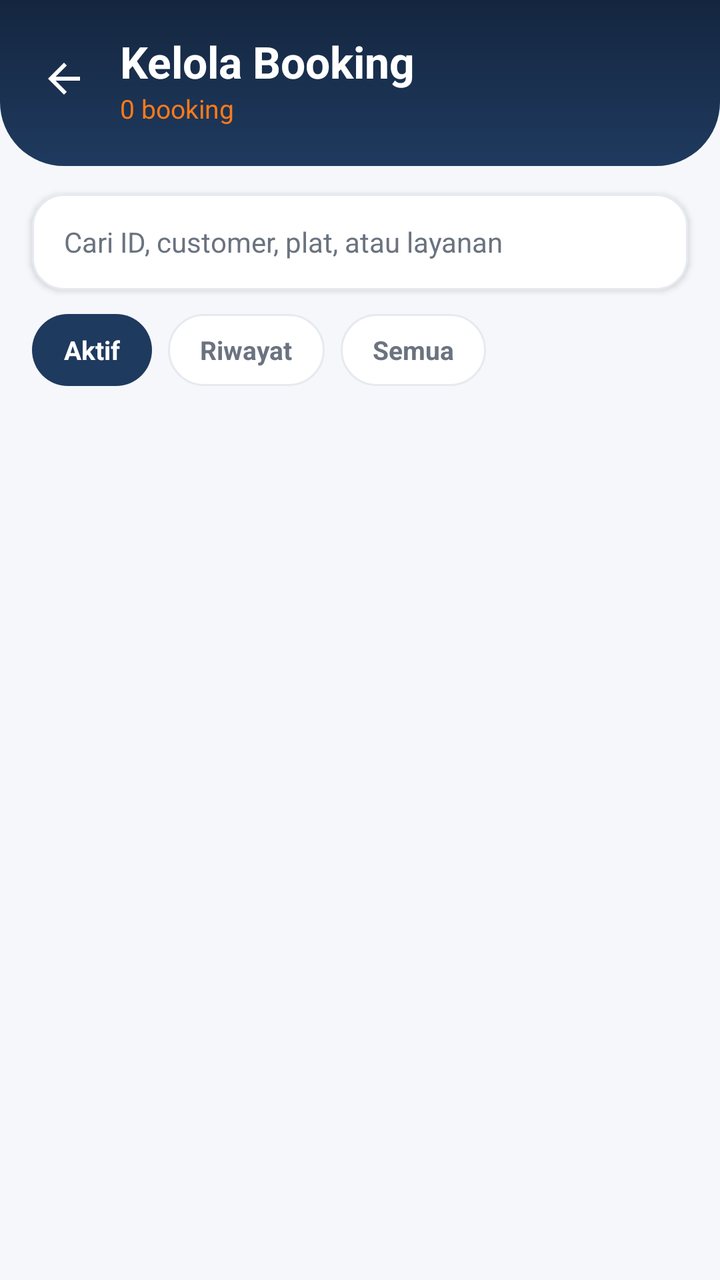
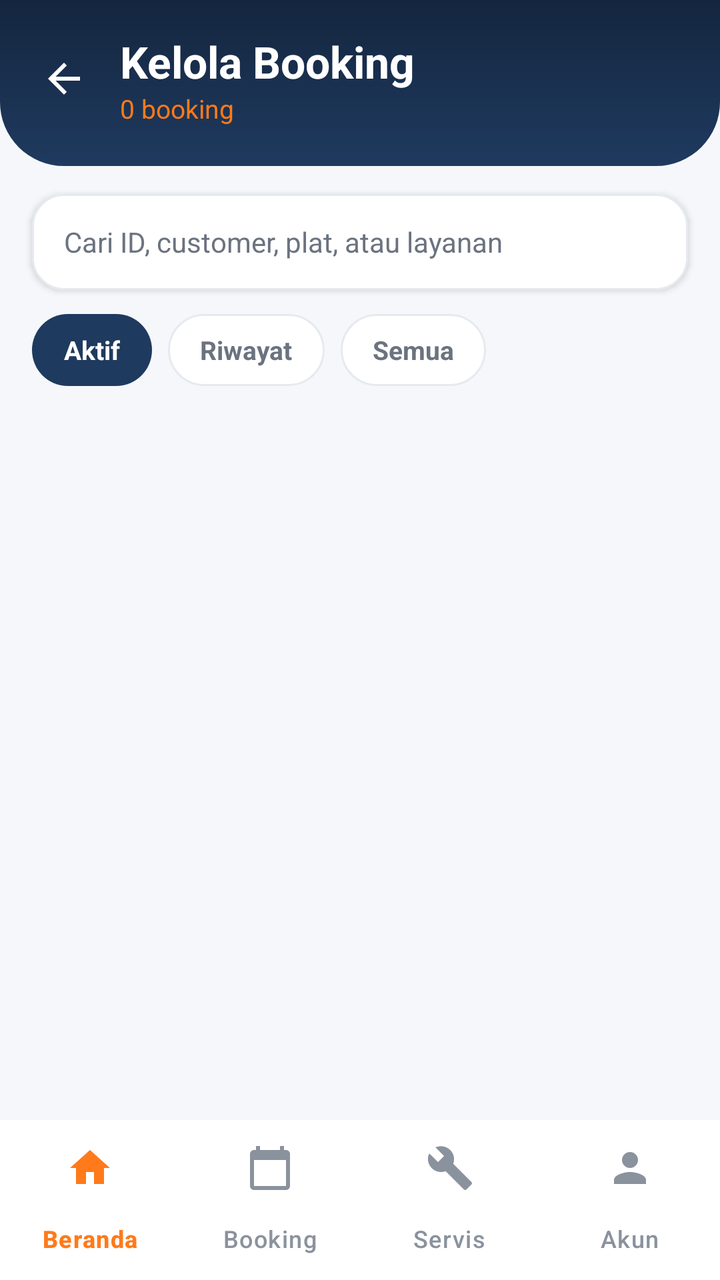

Compare the two renders of this Android layout. The source of the first and the diff that turns it into the second are given below.
<!-- AndroidManifest.xml: application theme Theme.MobileProject -->
<!-- res/layout/activity_booking_petugas.xml -->
<?xml version="1.0" encoding="utf-8"?>
<LinearLayout xmlns:android="http://schemas.android.com/apk/res/android"
    xmlns:app="http://schemas.android.com/apk/res-auto"
    xmlns:tools="http://schemas.android.com/tools"
    android:id="@+id/main"
    android:layout_width="match_parent"
    android:layout_height="match_parent"
    android:background="@color/bk_bg_screen"
    android:orientation="vertical"
    tools:context=".BookingPetugasActivity">

    
    <LinearLayout
        android:id="@+id/header"
        android:layout_width="match_parent"
        android:layout_height="wrap_content"
        android:background="@drawable/bg_header"
        android:gravity="center_vertical"
        android:orientation="horizontal"
        android:paddingStart="12dp"
        android:paddingTop="16dp"
        android:paddingEnd="20dp"
        android:paddingBottom="20dp">

        <ImageView
            android:id="@+id/btnBack"
            android:layout_width="40dp"
            android:layout_height="40dp"
            android:background="?attr/selectableItemBackgroundBorderless"
            android:contentDescription="Kembali"
            android:padding="8dp"
            android:rotation="180"
            android:src="@drawable/ic_arrow_forward"
            app:tint="@android:color/white" />

        <LinearLayout
            android:layout_width="0dp"
            android:layout_height="wrap_content"
            android:layout_marginStart="8dp"
            android:layout_weight="1"
            android:orientation="vertical">

            <TextView
                android:layout_width="wrap_content"
                android:layout_height="wrap_content"
                android:text="Kelola Booking"
                android:textColor="@android:color/white"
                android:textSize="22sp"
                android:textStyle="bold" />

            <TextView
                android:id="@+id/tvTotal"
                android:layout_width="wrap_content"
                android:layout_height="wrap_content"
                android:text="0 booking"
                android:textColor="@color/bk_accent"
                android:textSize="13sp" />
        </LinearLayout>
    </LinearLayout>

    
    <com.google.android.material.card.MaterialCardView
        android:layout_width="match_parent"
        android:layout_height="wrap_content"
        android:layout_marginStart="16dp"
        android:layout_marginTop="14dp"
        android:layout_marginEnd="16dp"
        app:cardBackgroundColor="@android:color/white"
        app:cardCornerRadius="16dp"
        app:cardElevation="2dp"
        app:strokeColor="@color/bk_stroke_soft"
        app:strokeWidth="1dp">

        <EditText
            android:id="@+id/etCari"
            android:layout_width="match_parent"
            android:layout_height="48dp"
            android:background="@null"
            android:hint="Cari ID, customer, plat, atau layanan"
            android:imeOptions="actionSearch"
            android:inputType="text"
            android:paddingStart="16dp"
            android:paddingEnd="16dp"
            android:textColor="@color/bk_text_primary"
            android:textColorHint="@color/bk_text_secondary"
            android:textSize="14sp" />
    </com.google.android.material.card.MaterialCardView>

    
    <HorizontalScrollView
        android:layout_width="match_parent"
        android:layout_height="wrap_content"
        android:layout_marginTop="12dp"
        android:clipToPadding="false"
        android:paddingStart="16dp"
        android:paddingEnd="8dp"
        android:scrollbars="none">

        <LinearLayout
            android:layout_width="wrap_content"
            android:layout_height="wrap_content"
            android:orientation="horizontal">

            <TextView
                android:id="@+id/chipAktif"
                android:layout_width="wrap_content"
                android:layout_height="36dp"
                android:layout_marginEnd="8dp"
                android:background="@drawable/bg_filter_chip_on"
                android:clickable="true"
                android:focusable="true"
                android:gravity="center"
                android:paddingStart="16dp"
                android:paddingEnd="16dp"
                android:text="Aktif"
                android:textColor="@android:color/white"
                android:textSize="13sp"
                android:textStyle="bold" />

            <TextView
                android:id="@+id/chipRiwayat"
                android:layout_width="wrap_content"
                android:layout_height="36dp"
                android:layout_marginEnd="8dp"
                android:background="@drawable/bg_filter_chip_off"
                android:clickable="true"
                android:focusable="true"
                android:gravity="center"
                android:paddingStart="16dp"
                android:paddingEnd="16dp"
                android:text="Riwayat"
                android:textColor="@color/bk_text_secondary"
                android:textSize="13sp"
                android:textStyle="bold" />

            <TextView
                android:id="@+id/chipSemua"
                android:layout_width="wrap_content"
                android:layout_height="36dp"
                android:layout_marginEnd="8dp"
                android:background="@drawable/bg_filter_chip_off"
                android:clickable="true"
                android:focusable="true"
                android:gravity="center"
                android:paddingStart="16dp"
                android:paddingEnd="16dp"
                android:text="Semua"
                android:textColor="@color/bk_text_secondary"
                android:textSize="13sp"
                android:textStyle="bold" />
        </LinearLayout>
    </HorizontalScrollView>

    <FrameLayout
        android:layout_width="match_parent"
        android:layout_height="0dp"
        android:layout_weight="1">

        <androidx.recyclerview.widget.RecyclerView
            android:id="@+id/rvBookings"
            android:layout_width="match_parent"
            android:layout_height="match_parent"
            android:clipToPadding="false"
            android:paddingStart="16dp"
            android:paddingTop="12dp"
            android:paddingEnd="16dp"
            android:paddingBottom="24dp" />

        <TextView
            android:id="@+id/tvEmpty"
            android:layout_width="match_parent"
            android:layout_height="wrap_content"
            android:layout_gravity="center"
            android:gravity="center"
            android:padding="24dp"
            android:text="Belum ada booking"
            android:textColor="@color/bk_text_secondary"
            android:textSize="14sp"
            android:visibility="gone" />

        <ProgressBar
            android:id="@+id/progress"
            android:layout_width="wrap_content"
            android:layout_height="wrap_content"
            android:layout_gravity="center"
            android:visibility="gone" />
    </FrameLayout>
</LinearLayout>
<!-- resources referenced by this layout -->
<resources>
  <color name="bk_accent">#FF7A1A</color>
  <color name="bk_bg_screen">#F5F7FA</color>
  <color name="bk_stroke_soft">#E6EAF0</color>
  <color name="bk_text_primary">#2B2F36</color>
  <color name="bk_text_secondary">#6B7380</color>
  <!-- drawable bg_filter_chip_off (drawable) -->
  <?xml version="1.0" encoding="utf-8"?>
  <shape xmlns:android="http://schemas.android.com/apk/res/android"
      android:shape="rectangle">
      <solid android:color="@android:color/white" />
      <corners android:radius="20dp" />
      <stroke android:width="1dp" android:color="@color/bk_stroke_soft" />
  </shape>
  <!-- drawable bg_filter_chip_on (drawable) -->
  <?xml version="1.0" encoding="utf-8"?>
  <shape xmlns:android="http://schemas.android.com/apk/res/android"
      android:shape="rectangle">
      <solid android:color="@color/bk_primary" />
      <corners android:radius="20dp" />
  </shape>
  <!-- drawable bg_header (drawable) -->
  <?xml version="1.0" encoding="utf-8"?>
  <shape xmlns:android="http://schemas.android.com/apk/res/android"
      android:shape="rectangle">
      <gradient
          android:angle="270"
          android:endColor="@color/bk_primary"
          android:startColor="@color/bk_primary_dark" />
      <corners
          android:bottomLeftRadius="32dp"
          android:bottomRightRadius="32dp" />
  </shape>
  <!-- drawable ic_arrow_forward (drawable) -->
  <?xml version="1.0" encoding="utf-8"?>
  <vector xmlns:android="http://schemas.android.com/apk/res/android"
      android:width="24dp"
      android:height="24dp"
      android:viewportWidth="24"
      android:viewportHeight="24">
      <path
          android:fillColor="#FF000000"
          android:pathData="M12,4l-1.41,1.41L16.17,11H4v2h12.17l-5.58,5.59L12,20l8,-8z" />
  </vector>
  <style name="Theme.MobileProject" parent="Base.Theme.MobileProject" />
  <color name="bk_primary">#1F3A5F</color>
  <color name="bk_primary_dark">#14263F</color>
  <style name="Base.Theme.MobileProject" parent="Theme.Material3.DayNight.NoActionBar">
  
      </style>
</resources>

<!-- the commit's change to res/layout/activity_booking_petugas.xml (unified diff, before → after) -->
@@ -185,4 +185,18 @@
             android:layout_gravity="center"
             android:visibility="gone" />
     </FrameLayout>
+
+    
+    <com.google.android.material.bottomnavigation.BottomNavigationView
+        android:id="@+id/bottomNav"
+        android:layout_width="match_parent"
+        android:layout_height="wrap_content"
+        android:background="@android:color/white"
+        app:elevation="12dp"
+        app:itemIconTint="@color/bk_nav_item_color"
+        app:itemTextColor="@color/bk_nav_item_color"
+        app:labelVisibilityMode="labeled"
+        app:layout_anchor="@+id/nestedScrollView"
+        app:layout_anchorGravity="bottom|center"
+        app:menu="@menu/menu_bottom_nav_petugas" />
 </LinearLayout>
